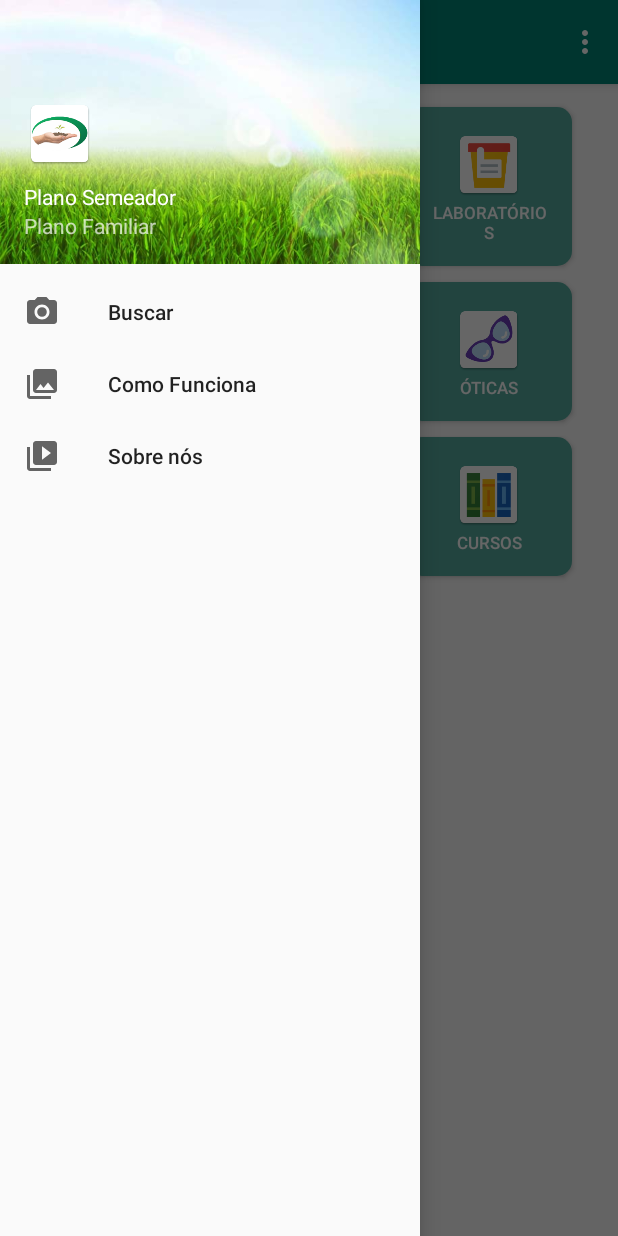
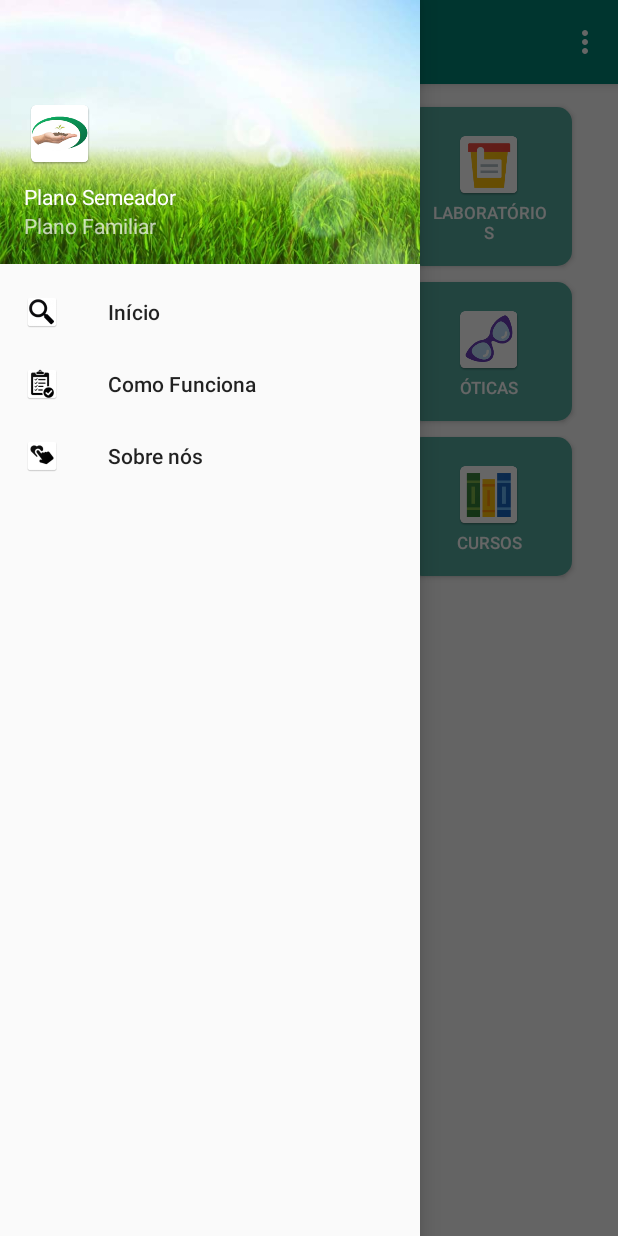
Before and after one commit to PetersonFonseca/PlanoSemeador, an Android app: the screen it shows after launch (MainActivity), with the side drawer open, on a phone screen of 412 x 824 dp. Run offline under Robolectric (Android 15) with nearby library versions, the phone set to English and light mode, and no system bars; our stand-ins replace Firebase (no records; nobody signed in at launch, a user with empty details on screens opened directly); libraries missing offline, so code that uses them is left out: com.firebase.ui; 1 statement that could not run was skipped.

Commit message:
ajustando icones menu

```diff
--- a/app/src/main/java/br/com/planosemeador/planosemeador/MainActivity.java
+++ b/app/src/main/java/br/com/planosemeador/planosemeador/MainActivity.java
@@ -87,6 +87,7 @@ public class MainActivity extends AppCompatActivity
         toggle.syncState();
 
         NavigationView navigationView = (NavigationView) findViewById(R.id.nav_view);
+        navigationView.setItemIconTintList(null);
         navigationView.setNavigationItemSelectedListener(this);
 
 
--- a/app/src/main/res/menu/activity_main_drawer.xml
+++ b/app/src/main/res/menu/activity_main_drawer.xml
@@ -6,15 +6,15 @@
     <group android:checkableBehavior="single">
         <item
             android:id="@+id/main_activity_menu"
-            android:icon="@drawable/ic_menu_camera"
-            android:title="Buscar" />
+            android:icon="@mipmap/inicio"
+            android:title="Início" />
         <item
             android:id="@+id/como_funciona"
-            android:icon="@drawable/ic_menu_gallery"
+            android:icon="@mipmap/como_funciona"
             android:title="Como Funciona" />
         <item
             android:id="@+id/sobre_nos"
-            android:icon="@drawable/ic_menu_slideshow"
+            android:icon="@mipmap/sobre"
             android:title="Sobre nós" />
 
     </group>
```
Also changed, not shown: app/src/main/res/mipmap-hdpi/como_funciona.png (added), app/src/main/res/mipmap-hdpi/inicio.png (added), app/src/main/res/mipmap-hdpi/sobre.png (added), app/src/main/res/mipmap-mdpi/como_funciona.png (added), app/src/main/res/mipmap-mdpi/inicio.png (added), app/src/main/res/mipmap-mdpi/sobre.png (added), app/src/main/res/mipmap-xhdpi/como_funciona.png (added), app/src/main/res/mipmap-xhdpi/inicio.png (added), app/src/main/res/mipmap-xhdpi/sobre.png (added), app/src/main/res/mipmap-xxhdpi/como_funciona.png (added), app/src/main/res/mipmap-xxhdpi/inicio.png (added), app/src/main/res/mipmap-xxhdpi/sobre.png (added), app/src/main/res/mipmap-xxxhdpi/como_funciona.png (added), app/src/main/res/mipmap-xxxhdpi/inicio.png (added), 1 more files.
